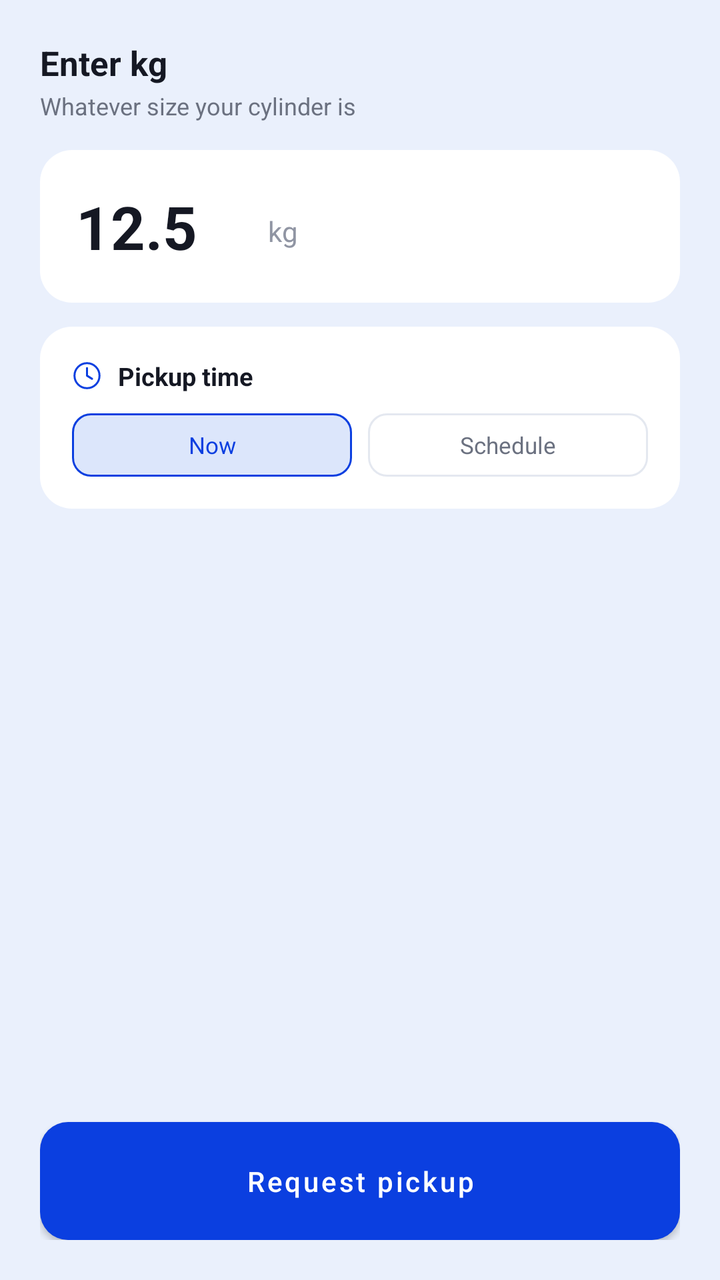
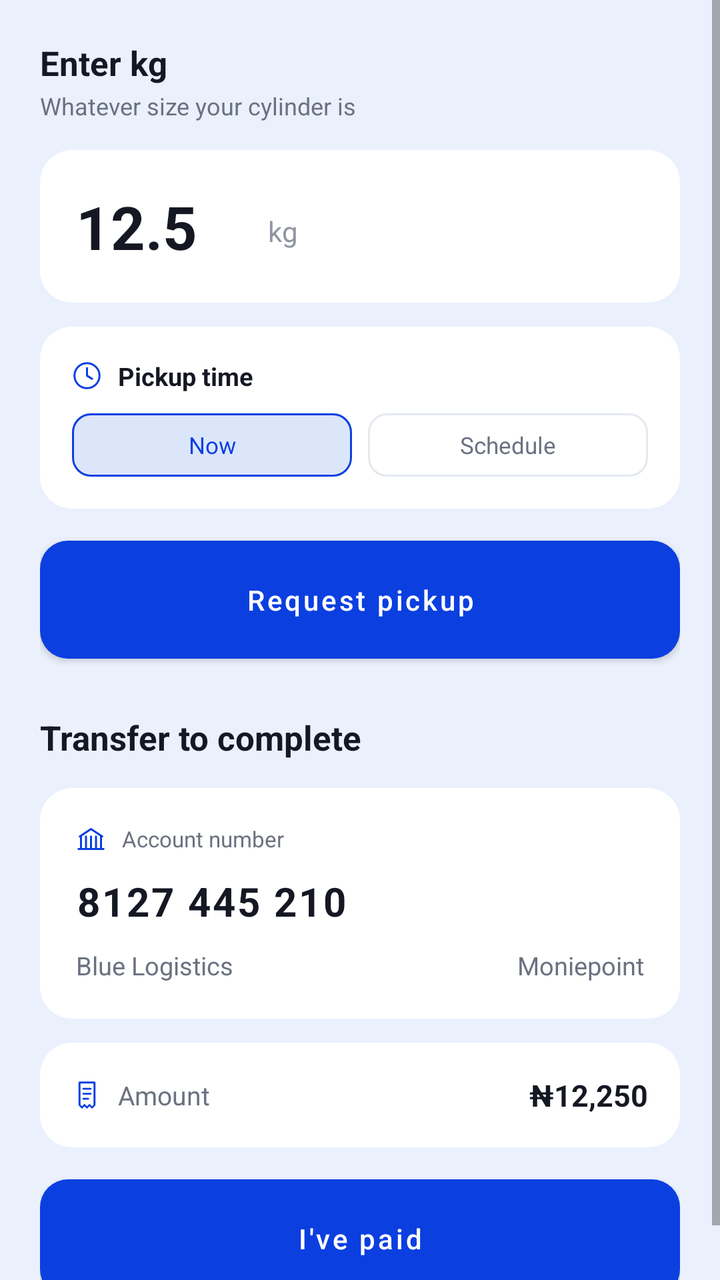

Screens rendered from an Android XML layout before and after an edit, with the pre-edit source and the edit as a unified diff.
<!-- AndroidManifest.xml: application theme Theme.Blue -->
<!-- res/layout/view_request.xml -->
<?xml version="1.0" encoding="utf-8"?>
<LinearLayout xmlns:android="http://schemas.android.com/apk/res/android"
    android:layout_width="match_parent"
    android:layout_height="match_parent"
    android:orientation="vertical"
    android:background="@color/bg"
    android:padding="20dp">

    <TextView
        android:layout_width="wrap_content"
        android:layout_height="wrap_content"
        android:text="Enter kg"
        android:textColor="@color/ink"
        android:textSize="17sp"
        android:textStyle="bold" />

    <TextView
        android:layout_width="wrap_content"
        android:layout_height="wrap_content"
        android:layout_marginTop="2dp"
        android:text="Whatever size your cylinder is"
        android:textColor="@color/muted"
        android:textSize="12sp" />

    <LinearLayout
        android:layout_width="match_parent"
        android:layout_height="wrap_content"
        android:layout_marginTop="14dp"
        android:orientation="horizontal"
        android:gravity="bottom"
        android:background="@drawable/bg_card"
        android:padding="18dp">

        <EditText
            android:id="@+id/etKg"
            android:layout_width="90dp"
            android:layout_height="wrap_content"
            android:text="12.5"
            android:inputType="numberDecimal"
            android:textColor="@color/ink"
            android:textSize="30sp"
            android:textStyle="bold"
            android:background="@null"
            android:padding="0dp" />

        <TextView
            android:layout_width="wrap_content"
            android:layout_height="wrap_content"
            android:layout_marginStart="6dp"
            android:layout_marginBottom="4dp"
            android:text="kg"
            android:textColor="@color/muted_icon"
            android:textSize="14sp" />
    </LinearLayout>

    <LinearLayout
        android:layout_width="match_parent"
        android:layout_height="wrap_content"
        android:layout_marginTop="12dp"
        android:orientation="vertical"
        android:background="@drawable/bg_card"
        android:padding="16dp">

        <LinearLayout
            android:layout_width="wrap_content"
            android:layout_height="wrap_content"
            android:orientation="horizontal"
            android:gravity="center_vertical">

            <ImageView
                android:layout_width="15dp"
                android:layout_height="15dp"
                android:src="@drawable/ic_clock"
                android:tint="@color/accent" />

            <TextView
                android:layout_width="wrap_content"
                android:layout_height="wrap_content"
                android:layout_marginStart="8dp"
                android:text="Pickup time"
                android:textColor="@color/ink"
                android:textSize="12.5sp"
                android:textStyle="bold" />
        </LinearLayout>

        <LinearLayout
            android:layout_width="match_parent"
            android:layout_height="wrap_content"
            android:layout_marginTop="10dp"
            android:orientation="horizontal">

            <TextView
                android:id="@+id/chipNow"
                android:layout_width="0dp"
                android:layout_height="wrap_content"
                android:layout_weight="1"
                android:background="@drawable/chip_active"
                android:gravity="center"
                android:paddingTop="8dp"
                android:paddingBottom="8dp"
                android:text="Now"
                android:textColor="@color/accent"
                android:textSize="11.5sp" />

            <TextView
                android:id="@+id/chipSchedule"
                android:layout_width="0dp"
                android:layout_height="wrap_content"
                android:layout_weight="1"
                android:layout_marginStart="8dp"
                android:background="@drawable/chip_inactive"
                android:gravity="center"
                android:paddingTop="8dp"
                android:paddingBottom="8dp"
                android:text="Schedule"
                android:textColor="@color/muted"
                android:textSize="11.5sp" />
        </LinearLayout>

        <TextView
            android:id="@+id/tvScheduledTime"
            android:layout_width="match_parent"
            android:layout_height="wrap_content"
            android:layout_marginTop="10dp"
            android:background="@drawable/bg_input"
            android:padding="9dp"
            android:textColor="@color/ink"
            android:textSize="13sp"
            android:visibility="gone" />

    </LinearLayout>

    <View
        android:layout_width="0dp"
        android:layout_height="0dp"
        android:layout_weight="1" />

    <Button
        android:id="@+id/btnRequestPickup"
        android:layout_width="match_parent"
        android:layout_height="wrap_content"
        android:background="@drawable/btn_accent"
        android:text="Request pickup"
        android:textColor="@color/white"
        android:textAllCaps="false"
        android:textSize="14sp"
        android:paddingTop="14dp"
        android:paddingBottom="14dp" />

</LinearLayout>
<!-- resources referenced by this layout -->
<resources>
  <color name="accent">#0B3FE0</color>
  <color name="bg">#EAF0FC</color>
  <color name="ink">#151823</color>
  <color name="muted">#6B7180</color>
  <color name="muted_icon">#9095A3</color>
  <color name="white">#FFFFFF</color>
  <!-- drawable bg_card (drawable) -->
  <?xml version="1.0" encoding="utf-8"?>
  <shape xmlns:android="http://schemas.android.com/apk/res/android">
      <solid android:color="@color/card" />
      <corners android:radius="16dp" />
  </shape>
  <!-- drawable bg_input (drawable) -->
  <?xml version="1.0" encoding="utf-8"?>
  <shape xmlns:android="http://schemas.android.com/apk/res/android">
      <solid android:color="#F7F9FC" />
      <stroke android:width="1dp" android:color="@color/input_line" />
      <corners android:radius="9dp" />
  </shape>
  <!-- drawable btn_accent (drawable) -->
  <?xml version="1.0" encoding="utf-8"?>
  <shape xmlns:android="http://schemas.android.com/apk/res/android">
      <solid android:color="@color/accent" />
      <corners android:radius="14dp" />
  </shape>
  <!-- drawable chip_active (drawable) -->
  <?xml version="1.0" encoding="utf-8"?>
  <shape xmlns:android="http://schemas.android.com/apk/res/android">
      <solid android:color="@color/accent_soft" />
      <stroke android:width="1dp" android:color="@color/accent" />
      <corners android:radius="9dp" />
  </shape>
  <!-- drawable chip_inactive (drawable) -->
  <?xml version="1.0" encoding="utf-8"?>
  <shape xmlns:android="http://schemas.android.com/apk/res/android">
      <solid android:color="@color/white" />
      <stroke android:width="1dp" android:color="@color/input_line" />
      <corners android:radius="9dp" />
  </shape>
  <color name="card">#FFFFFF</color>
  <color name="input_line">#E4E8F0</color>
  <color name="accent_soft">#DCE6FB</color>
  <!-- unchanged entries left out for length: 2 -->
</resources>

<!-- the commit's change to res/layout/view_request.xml (unified diff, before → after) -->
@@ -1,150 +1,307 @@
 <?xml version="1.0" encoding="utf-8"?>
-<LinearLayout xmlns:android="http://schemas.android.com/apk/res/android"
+<ScrollView xmlns:android="http://schemas.android.com/apk/res/android"
     android:layout_width="match_parent"
     android:layout_height="match_parent"
-    android:orientation="vertical"
     android:background="@color/bg"
-    android:padding="20dp">
-
-    <TextView
-        android:layout_width="wrap_content"
-        android:layout_height="wrap_content"
-        android:text="Enter kg"
-        android:textColor="@color/ink"
-        android:textSize="17sp"
-        android:textStyle="bold" />
-
-    <TextView
-        android:layout_width="wrap_content"
-        android:layout_height="wrap_content"
-        android:layout_marginTop="2dp"
-        android:text="Whatever size your cylinder is"
-        android:textColor="@color/muted"
-        android:textSize="12sp" />
+    android:fillViewport="true">
 
     <LinearLayout
         android:layout_width="match_parent"
         android:layout_height="wrap_content"
-        android:layout_marginTop="14dp"
-        android:orientation="horizontal"
-        android:gravity="bottom"
-        android:background="@drawable/bg_card"
-        android:padding="18dp">
-
-        <EditText
-            android:id="@+id/etKg"
-            android:layout_width="90dp"
-            android:layout_height="wrap_content"
-            android:text="12.5"
-            android:inputType="numberDecimal"
-            android:textColor="@color/ink"
-            android:textSize="30sp"
-            android:textStyle="bold"
-            android:background="@null"
-            android:padding="0dp" />
+        android:orientation="vertical"
+        android:padding="20dp">
 
         <TextView
             android:layout_width="wrap_content"
             android:layout_height="wrap_content"
-            android:layout_marginStart="6dp"
-            android:layout_marginBottom="4dp"
-            android:text="kg"
-            android:textColor="@color/muted_icon"
-            android:textSize="14sp" />
-    </LinearLayout>
-
-    <LinearLayout
-        android:layout_width="match_parent"
-        android:layout_height="wrap_content"
-        android:layout_marginTop="12dp"
-        android:orientation="vertical"
-        android:background="@drawable/bg_card"
-        android:padding="16dp">
-
-        <LinearLayout
+            android:text="Enter kg"
+            android:textColor="@color/ink"
+            android:textSize="17sp"
+            android:textStyle="bold" />
+
+        <TextView
             android:layout_width="wrap_content"
             android:layout_height="wrap_content"
+            android:layout_marginTop="2dp"
+            android:text="Whatever size your cylinder is"
+            android:textColor="@color/muted"
+            android:textSize="12sp" />
+
+        <LinearLayout
+            android:layout_width="match_parent"
+            android:layout_height="wrap_content"
+            android:layout_marginTop="14dp"
             android:orientation="horizontal"
-            android:gravity="center_vertical">
+            android:gravity="bottom"
+            android:background="@drawable/bg_card"
+            android:padding="18dp">
+
+            <EditText
+                android:id="@+id/etKg"
+                android:layout_width="90dp"
+                android:layout_height="wrap_content"
+                android:text="12.5"
+                android:inputType="numberDecimal"
+                android:textColor="@color/ink"
+                android:textSize="30sp"
+                android:textStyle="bold"
+                android:background="@null"
+                android:padding="0dp" />
+
+            <TextView
+                android:layout_width="wrap_content"
+                android:layout_height="wrap_content"
+                android:layout_marginStart="6dp"
+                android:layout_marginBottom="4dp"
+                android:text="kg"
+                android:textColor="@color/muted_icon"
+                android:textSize="14sp" />
+        </LinearLayout>
+
+        <LinearLayout
+            android:layout_width="match_parent"
+            android:layout_height="wrap_content"
+            android:layout_marginTop="12dp"
+            android:orientation="vertical"
+            android:background="@drawable/bg_card"
+            android:padding="16dp">
+
+            <LinearLayout
+                android:layout_width="wrap_content"
+                android:layout_height="wrap_content"
+                android:orientation="horizontal"
+                android:gravity="center_vertical">
+
+                <ImageView
+                    android:layout_width="15dp"
+                    android:layout_height="15dp"
+                    android:src="@drawable/ic_clock"
+                    android:tint="@color/accent" />
+
+                <TextView
+                    android:layout_width="wrap_content"
+                    android:layout_height="wrap_content"
+                    android:layout_marginStart="8dp"
+                    android:text="Pickup time"
+                    android:textColor="@color/ink"
+                    android:textSize="12.5sp"
+                    android:textStyle="bold" />
+            </LinearLayout>
+
+            <LinearLayout
+                android:layout_width="match_parent"
+                android:layout_height="wrap_content"
+                android:layout_marginTop="10dp"
+                android:orientation="horizontal">
+
+                <TextView
+                    android:id="@+id/chipNow"
+                    android:layout_width="0dp"
+                    android:layout_height="wrap_content"
+                    android:layout_weight="1"
+                    android:background="@drawable/chip_active"
+                    android:gravity="center"
+                    android:paddingTop="8dp"
+                    android:paddingBottom="8dp"
+                    android:text="Now"
+                    android:textColor="@color/accent"
+                    android:textSize="11.5sp" />
+
+                <TextView
+                    android:id="@+id/chipSchedule"
+                    android:layout_width="0dp"
+                    android:layout_height="wrap_content"
+                    android:layout_weight="1"
+                    android:layout_marginStart="8dp"
+                    android:background="@drawable/chip_inactive"
+                    android:gravity="center"
+                    android:paddingTop="8dp"
+                    android:paddingBottom="8dp"
+                    android:text="Schedule"
+                    android:textColor="@color/muted"
+                    android:textSize="11.5sp" />
+            </LinearLayout>
+
+            <TextView
+                android:id="@+id/tvScheduledTime"
+                android:layout_width="match_parent"
+                android:layout_height="wrap_content"
+                android:layout_marginTop="10dp"
+                android:background="@drawable/bg_input"
+                android:padding="9dp"
+                android:textColor="@color/ink"
+                android:textSize="13sp"
+                android:visibility="gone" />
+
+        </LinearLayout>
+
+        <Button
+            android:id="@+id/btnRequestPickup"
+            android:layout_width="match_parent"
+            android:layout_height="wrap_content"
+            android:layout_marginTop="16dp"
+            android:background="@drawable/btn_accent"
+            android:text="Request pickup"
+            android:textColor="@color/white"
+            android:textAllCaps="false"
+            android:textSize="14sp"
+            android:paddingTop="14dp"
+            android:paddingBottom="14dp" />
+
+        <TextView
+            android:layout_width="wrap_content"
+            android:layout_height="wrap_content"
+            android:layout_marginTop="28dp"
+            android:text="Transfer to complete"
+            android:textColor="@color/ink"
+            android:textSize="17sp"
+            android:textStyle="bold" />
+
+        <LinearLayout
+            android:layout_width="match_parent"
+            android:layout_height="wrap_content"
+            android:layout_marginTop="14dp"
+            android:orientation="vertical"
+            android:background="@drawable/bg_card"
+            android:padding="18dp">
+
+            <LinearLayout
+                android:layout_width="wrap_content"
+                android:layout_height="wrap_content"
+                android:orientation="horizontal"
+                android:gravity="center_vertical">
+
+                <ImageView
+                    android:layout_width="15dp"
+                    android:layout_height="15dp"
+                    android:src="@drawable/ic_bank"
+                    android:tint="@color/accent" />
+
+                <TextView
+                    android:layout_width="wrap_content"
+                    android:layout_height="wrap_content"
+                    android:layout_marginStart="8dp"
+                    android:text="Account number"
+                    android:textColor="@color/muted"
+                    android:textSize="11sp" />
+            </LinearLayout>
+
+            <TextView
+                android:layout_width="wrap_content"
+                android:layout_height="wrap_content"
+                android:layout_marginTop="10dp"
+                android:text="8127 445 210"
+                android:textColor="@color/ink"
+                android:textSize="20sp"
+                android:textStyle="bold"
+                android:letterSpacing="0.05" />
+
+            <LinearLayout
+                android:layout_width="match_parent"
+                android:layout_height="wrap_content"
+                android:layout_marginTop="10dp"
+                android:orientation="horizontal">
+
+                <TextView
+                    android:layout_width="0dp"
+                    android:layout_height="wrap_content"
+                    android:layout_weight="1"
+                    android:text="Blue Logistics"
+                    android:textColor="@color/muted"
+                    android:textSize="12.5sp" />
+
+                <TextView
+                    android:layout_width="wrap_content"
+                    android:layout_height="wrap_content"
+                    android:text="Moniepoint"
+                    android:textColor="@color/muted"
+                    android:textSize="12.5sp" />
+            </LinearLayout>
+        </LinearLayout>
+
+        <LinearLayout
+            android:layout_width="match_parent"
+            android:layout_height="wrap_content"
+            android:layout_marginTop="12dp"
+            android:orientation="horizontal"
+            android:gravity="center_vertical"
+            android:background="@drawable/bg_card"
+            android:padding="16dp">
 
             <ImageView
                 android:layout_width="15dp"
                 android:layout_height="15dp"
-                android:src="@drawable/ic_clock"
+                android:src="@drawable/ic_receipt"
                 android:tint="@color/accent" />
 
             <TextView
-                android:layout_width="wrap_content"
-                android:layout_height="wrap_content"
-                android:layout_marginStart="8dp"
-                android:text="Pickup time"
-                android:textColor="@color/ink"
-                android:textSize="12.5sp"
-                android:textStyle="bold" />
-        </LinearLayout>
-
-        <LinearLayout
-            android:layout_width="match_parent"
-            android:layout_height="wrap_content"
-            android:layout_marginTop="10dp"
-            android:orientation="horizontal">
-
-            <TextView
-                android:id="@+id/chipNow"
-                android:layout_width="0dp"
-                android:layout_height="wrap_content"
-                android:layout_weight="1"
-                android:background="@drawable/chip_active"
-                android:gravity="center"
-                android:paddingTop="8dp"
-                android:paddingBottom="8dp"
-                android:text="Now"
-                android:textColor="@color/accent"
-                android:textSize="11.5sp" />
-
-            <TextView
-                android:id="@+id/chipSchedule"
                 android:layout_width="0dp"
                 android:layout_height="wrap_content"
                 android:layout_weight="1"
                 android:layout_marginStart="8dp"
-                android:background="@drawable/chip_inactive"
-                android:gravity="center"
-                android:paddingTop="8dp"
-                android:paddingBottom="8dp"
-                android:text="Schedule"
+                android:text="Amount"
                 android:textColor="@color/muted"
-                android:textSize="11.5sp" />
-        </LinearLayout>
+                android:textSize="13sp" />
+
+            <TextView
+                android:layout_width="wrap_content"
+                android:layout_height="wrap_content"
+                android:text="₦12,250"
+                android:textColor="@color/ink"
+                android:textSize="15sp"
+                android:textStyle="bold" />
+        </LinearLayout>
+
+        <Button
+            android:id="@+id/btnPaid"
+            android:layout_width="match_parent"
+            android:layout_height="wrap_content"
+            android:layout_marginTop="16dp"
+            android:background="@drawable/btn_accent"
+            android:text="I've paid"
+            android:textColor="@color/white"
+            android:textAllCaps="false"
+            android:textSize="14sp"
+            android:paddingTop="14dp"
+            android:paddingBottom="14dp" />
 
         <TextView
-            android:id="@+id/tvScheduledTime"
-            android:layout_width="match_parent"
-            android:layout_height="wrap_content"
-            android:layout_marginTop="10dp"
-            android:background="@drawable/bg_input"
-            android:padding="9dp"
-            android:textColor="@color/ink"
-            android:textSize="13sp"
+            android:id="@+id/tvChecking"
+            android:layout_width="match_parent"
+            android:layout_height="wrap_content"
+            android:layout_marginTop="16dp"
+            android:gravity="center"
+            android:text="Checking..."
+            android:textColor="@color/muted"
+            android:textSize="12.5sp"
             android:visibility="gone" />
 
+        <LinearLayout
+            android:id="@+id/rowPaidDone"
+            android:layout_width="match_parent"
+            android:layout_height="wrap_content"
+            android:layout_marginTop="16dp"
+            android:orientation="horizontal"
+            android:gravity="center"
+            android:background="@drawable/bg_pay_success"
+            android:padding="14dp"
+            android:visibility="gone">
+
+            <ImageView
+                android:layout_width="16dp"
+                android:layout_height="16dp"
+                android:src="@drawable/ic_check"
+                android:tint="@color/accent" />
+
+            <TextView
+                android:layout_width="wrap_content"
+                android:layout_height="wrap_content"
+                android:layout_marginStart="8dp"
+                android:text="Payment received"
+                android:textColor="@color/accent"
+                android:textSize="13.5sp"
+                android:textStyle="bold" />
+        </LinearLayout>
+
     </LinearLayout>
-
-    <View
-        android:layout_width="0dp"
-        android:layout_height="0dp"
-        android:layout_weight="1" />
-
-    <Button
-        android:id="@+id/btnRequestPickup"
-        android:layout_width="match_parent"
-        android:layout_height="wrap_content"
-        android:background="@drawable/btn_accent"
-        android:text="Request pickup"
-        android:textColor="@color/white"
-        android:textAllCaps="false"
-        android:textSize="14sp"
-        android:paddingTop="14dp"
-        android:paddingBottom="14dp" />
-
-</LinearLayout>
+</ScrollView>
<!-- resource entries referenced after the edit -->
@@ -19,6 +19,12 @@
       <stroke android:width="1dp" android:color="@color/input_line" />
       <corners android:radius="9dp" />
   </shape>
+  <!-- drawable bg_pay_success (drawable) -->
+  <?xml version="1.0" encoding="utf-8"?>
+  <shape xmlns:android="http://schemas.android.com/apk/res/android">
+      <solid android:color="@color/accent_soft" />
+      <corners android:radius="14dp" />
+  </shape>
   <!-- drawable btn_accent (drawable) -->
   <?xml version="1.0" encoding="utf-8"?>
   <shape xmlns:android="http://schemas.android.com/apk/res/android">
@@ -39,6 +45,47 @@
       <stroke android:width="1dp" android:color="@color/input_line" />
       <corners android:radius="9dp" />
   </shape>
+  <!-- drawable ic_bank (drawable) -->
+  <vector xmlns:android="http://schemas.android.com/apk/res/android"
+      android:width="24dp" android:height="24dp"
+      android:viewportWidth="24" android:viewportHeight="24">
+      <path
+          android:pathData="M3,10L12,4L21,10 M4,10L4,19 M20,10L20,19 M2,20L22,20 M8,10L8,19 M12,10L12,19 M16,10L16,19"
+          android:strokeColor="#FF000000"
+          android:strokeWidth="1.6"
+          android:fillColor="#00000000"
+          android:strokeLineCap="round"
+          android:strokeLineJoin="round" />
+  </vector>
+  <!-- drawable ic_check (drawable) -->
+  <vector xmlns:android="http://schemas.android.com/apk/res/android"
+      android:width="24dp" android:height="24dp"
+      android:viewportWidth="24" android:viewportHeight="24">
+      <path
+          android:pathData="M4,12.5L9.5,18L20,6"
+          android:strokeColor="#FF000000"
+          android:strokeWidth="2.1"
+          android:fillColor="#00000000"
+          android:strokeLineCap="round"
+          android:strokeLineJoin="round" />
+  </vector>
+  <!-- drawable ic_receipt (drawable) -->
+  <vector xmlns:android="http://schemas.android.com/apk/res/android"
+      android:width="24dp" android:height="24dp"
+      android:viewportWidth="24" android:viewportHeight="24">
+      <path
+          android:pathData="M6,2L18,2L18,20L16,22L14,20L12,22L10,20L8,22L6,20Z"
+          android:strokeColor="#FF000000"
+          android:strokeWidth="1.5"
+          android:fillColor="#00000000"
+          android:strokeLineJoin="round" />
+      <path
+          android:pathData="M9,7L15,7 M9,11L15,11 M9,15L13,15"
+          android:strokeColor="#FF000000"
+          android:strokeWidth="1.4"
+          android:fillColor="#00000000"
+          android:strokeLineCap="round" />
+  </vector>
   <color name="card">#FFFFFF</color>
   <color name="input_line">#E4E8F0</color>
   <color name="accent_soft">#DCE6FB</color>
